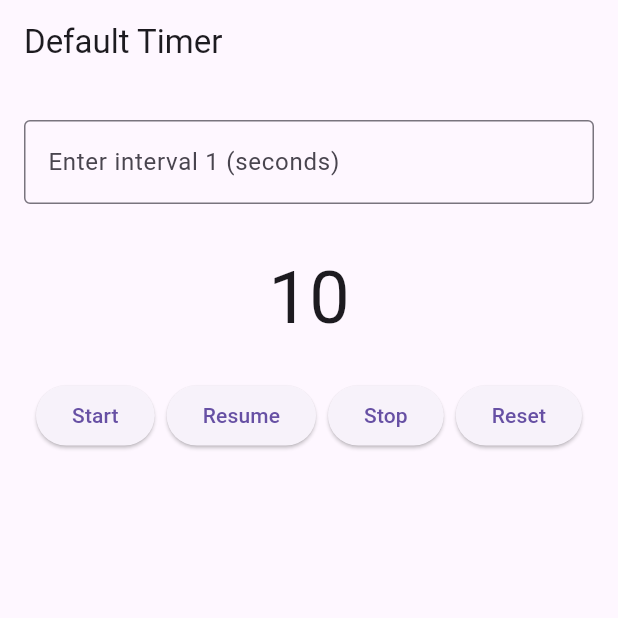
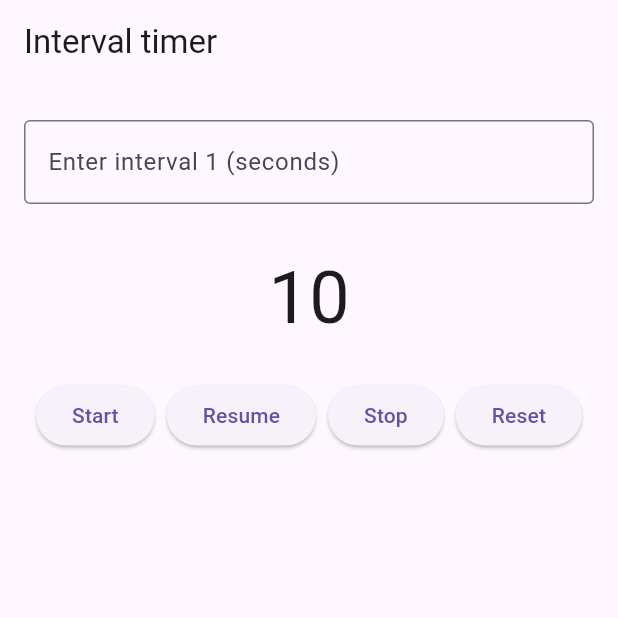
Before and after one commit to MissSherlockHolmes/EUAS2024_IntervalTimer, a Flutter app: the CountdownTimerPage screen opened directly, after a tap on "Save", on a phone screen of 412 x 824 dp, the top half of it. Run offline on Flutter 3.47's test engine with Material 3 defaults, Android fonts, the phone set to English and light mode, and no system bars; our stand-ins replace cloud_firestore, firebase_core, shared_preferences; accounts and stored records are empty.

Commit message:
Added timer saving to device

```diff
--- a/lib/main.dart
+++ b/lib/main.dart
@@ -18,7 +18,7 @@ class MyApp extends StatelessWidget {
         theme: ThemeData(
           primarySwatch: Colors.blue,
         ),
-        home: CountdownTimerPage(timerName: 'Default Timer', showBackButton: false),
+        home: CountdownTimerPage(timerName: 'Interval timer', showBackButton: false),
       ),
     );
   }
--- a/lib/views/countdown_timer_page.dart
+++ b/lib/views/countdown_timer_page.dart
@@ -1,6 +1,6 @@
-// countdown_timer_page.dart
 import 'package:flutter/material.dart';
 import 'package:provider/provider.dart';
+import 'package:shared_preferences/shared_preferences.dart';
 import '../controllers/countdown_controller.dart';
 import 'saved_intervals_screen.dart'; // Import the saved intervals screen
 
@@ -17,6 +17,24 @@ class CountdownTimerPage extends StatefulWidget {
 class _CountdownTimerPageState extends State<CountdownTimerPage> {
   final List<TextEditingController> _controllers = [TextEditingController()];
   List<String> savedIntervals = []; // Track saved intervals
+
+  @override
+  void initState() {
+    super.initState();
+    _loadSavedIntervals(); // Load saved intervals when the screen initializes
+  }
+
+  void _loadSavedIntervals() async {
+    SharedPreferences prefs = await SharedPreferences.getInstance();
+    setState(() {
+      savedIntervals = prefs.getStringList('savedIntervals') ?? [];
+    });
+  }
+
+  void _saveIntervalsToDevice() async {
+    SharedPreferences prefs = await SharedPreferences.getInstance();
+    prefs.setStringList('savedIntervals', savedIntervals);
+  }
 
   @override
   Widget build(BuildContext context) {
@@ -103,7 +121,7 @@ class _CountdownTimerPageState extends State<CountdownTimerPage> {
                     Navigator.push(
                       context,
                       MaterialPageRoute(
-                        builder: (context) => SavedIntervalsScreen(savedIntervals: savedIntervals, fillIntervalsCallback: _fillIntervals),
+                        builder: (context) => SavedIntervalsScreen(savedIntervals: savedIntervals, fillIntervalsCallback: _fillIntervals, deleteIntervalCallback: _deleteInterval),
                       ),
                     );
                   },
@@ -147,6 +165,7 @@ class _CountdownTimerPageState extends State<CountdownTimerPage> {
     print('Intervals: $intervalsString');
     setState(() {
       savedIntervals.add(intervalsString); // Add saved intervals to the list
+      _saveIntervalsToDevice(); // Save intervals to device
     });
   }
 
@@ -175,4 +194,11 @@ class _CountdownTimerPageState extends State<CountdownTimerPage> {
       }
     });
   }
+
+  void _deleteInterval(int index) {
+    setState(() {
+      savedIntervals.removeAt(index);
+      _saveIntervalsToDevice(); // Save updated intervals to device
+    });
+  }
 }
--- a/pubspec.yaml
+++ b/pubspec.yaml
@@ -36,6 +36,7 @@ dependencies:
   # Use with the CupertinoIcons class for iOS style icons.
   cupertino_icons: ^1.0.6
   provider: ^6.1.2
+  shared_preferences: ^2.0.13
 
 dev_dependencies:
   flutter_test:
```
Also changed, not shown: lib/views/saved_intervals_screen.dart (+9 -2 lines), pubspec.lock, 1 other file.
